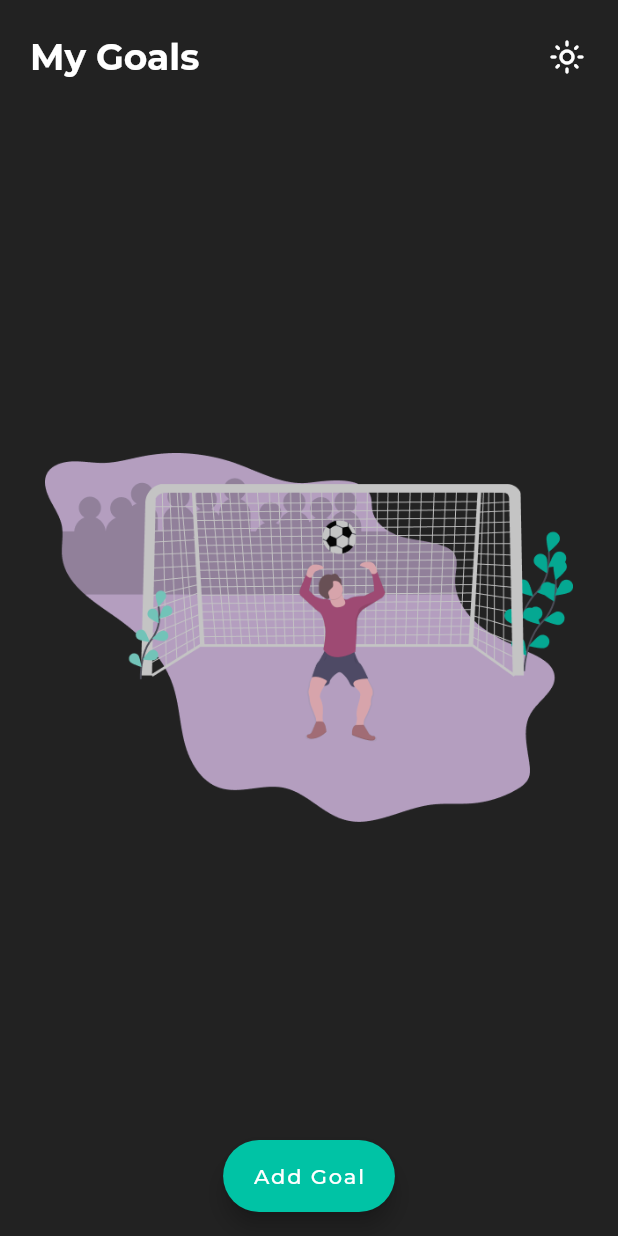
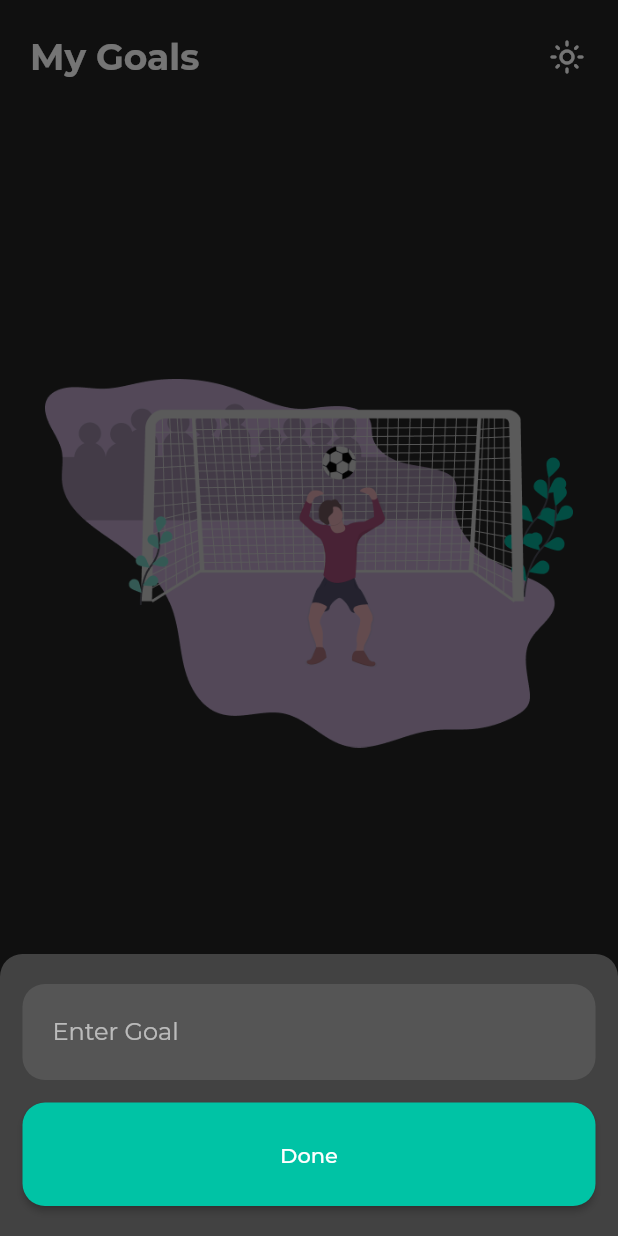
Before and after one commit to Vidhanth/goalie, a Flutter app: the screen it shows after launch, after a tap on the "dark mode" icon, after a tap on "Add Goal", on a phone screen of 412 x 824 dp. Run offline on Flutter 3.47's test engine with Material 2 defaults, Android fonts, the phone set to English and light mode, and no system bars; our stand-ins replace get, get_storage, google_fonts, sqflite; accounts and stored records are empty.

Commit message:
Replace FloatingActionButton with Button

```diff
--- a/lib/routes/goals_screen.dart
+++ b/lib/routes/goals_screen.dart
@@ -1,5 +1,7 @@
 import 'package:flutter/material.dart';
 import 'package:get/get.dart';
+import 'package:goalie/components/button.dart';
+import 'package:goalie/components/sheet.dart';
 import 'package:goalie/res/strings.dart';
 import 'package:goalie/utils/settings_helper.dart';
 
@@ -41,16 +43,20 @@ class GoalsScreen extends StatelessWidget {
         ),
         backgroundColor: Colors.transparent,
       ),
-      floatingActionButton: FloatingActionButton.extended(
-        onPressed: () {},
-        label: const Text(
-          addGoalBtnText,
-          style: TextStyle(
-            color: Colors.white,
-          ),
+      bottomNavigationBar: Padding(
+        padding: const EdgeInsets.symmetric(vertical: 15, horizontal: 15),
+        child: Button(
+          text: addGoalBtnText,
+          onPressed: () {
+            Get.bottomSheet(Sheet(
+              title: 'Enter Goal',
+              onSubmit: (goal) {
+                print(goal);
+              },
+            ));
+          },
         ),
       ),
-      floatingActionButtonLocation: FloatingActionButtonLocation.centerFloat,
       body: Center(
         child: Padding(
           padding: const EdgeInsets.fromLTRB(30, 0, 30, 50),
```
